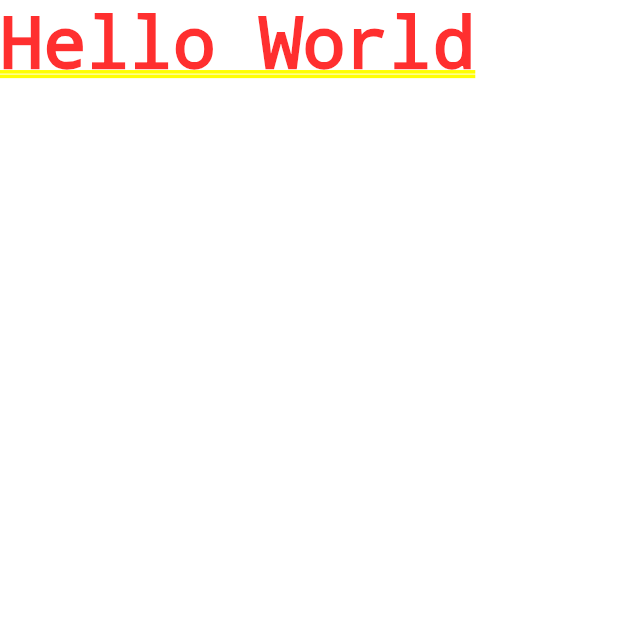
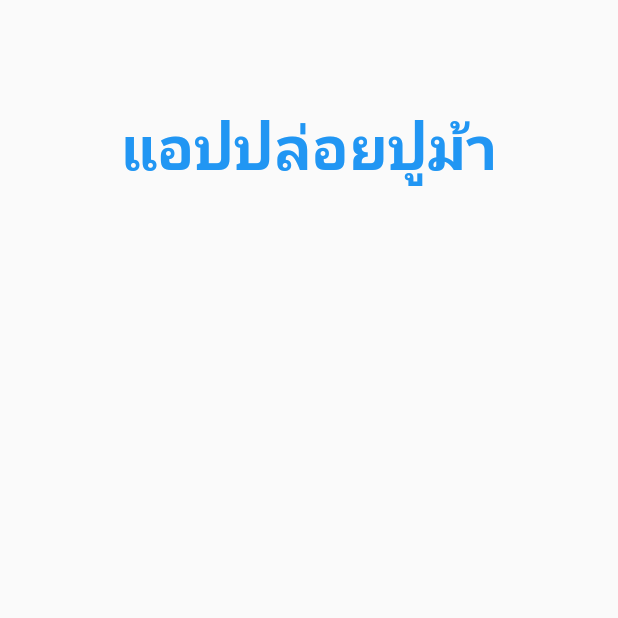
Before and after one commit to manyou66/IoTFlutterApp, a Flutter app: the screen it shows after launch, on a phone screen of 412 x 824 dp, the top half of it. Run offline on Flutter 3.47's test engine with Material 2 defaults, Android fonts, the phone set to English and light mode, and no system bars.

```diff
--- a/lib/main.dart
+++ b/lib/main.dart
@@ -1,3 +1,4 @@
+import 'package:IoTCrab/screen/authen.dart';
 import 'package:flutter/material.dart';
 
 main() {
@@ -8,7 +9,7 @@ class Myapps extends StatelessWidget {
   @override
   Widget build(BuildContext context) {
     return MaterialApp(
-      home: Text('Hello World'),
+      home: Authen(),
     );
   }
 }
--- /dev/null
+++ b/lib/screen/authen.dart
@@ -0,0 +1,37 @@
+import 'package:IoTCrab/utility/my_style.dart';
+import 'package:flutter/material.dart';
+
+class Authen extends StatefulWidget {
+  @override
+  _AuthenState createState() => _AuthenState();
+}
+
+class _AuthenState extends State<Authen> {
+  //Explcit
+  double amount = 150.0;
+  double size = 250.0;
+
+  Widget showAppName() {
+    return Text(
+      'แอปปล่อยปูม้า',
+      style: TextStyle(
+        fontSize: 40.0,
+        fontWeight: FontWeight.bold,
+        color: Mystyle().textColor,
+      ),
+    );
+  }
+
+  @override
+  Widget build(BuildContext context) {
+    return Scaffold(
+      body: Container(
+        alignment: Alignment(0, -1),
+        padding: EdgeInsets.only(top: 70.0),
+        child: Column(
+          children: <Widget>[showAppName()],
+        ),
+      ),
+    );
+  }
+}
--- /dev/null
+++ b/lib/utility/my_style.dart
@@ -0,0 +1,8 @@
+import 'package:flutter/material.dart';
+
+class Mystyle {
+
+  Color textColor = Colors.blue[500];
+
+  Mystyle();
+}
```
Also changed, not shown: pubspec.yaml (+6 -6 lines), fonts/FC Galaxy Italic.otf (added), fonts/FC Galaxy Italic.ttf (added), fonts/FC Galaxy Regular.otf (added), fonts/FC Galaxy Regular.ttf (added), images/logo.png (added), 1 other file.
